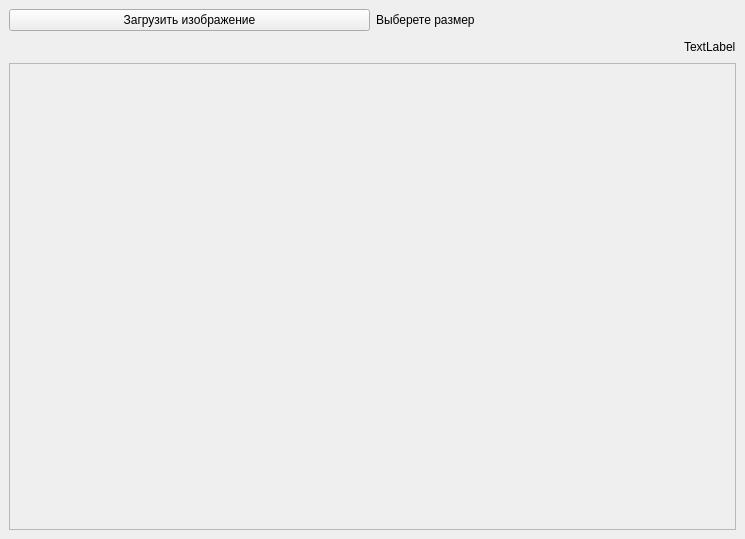
The window that MainWindow.ui (rugewit/crop_project) describes before a commit, drawn with Qt 5.
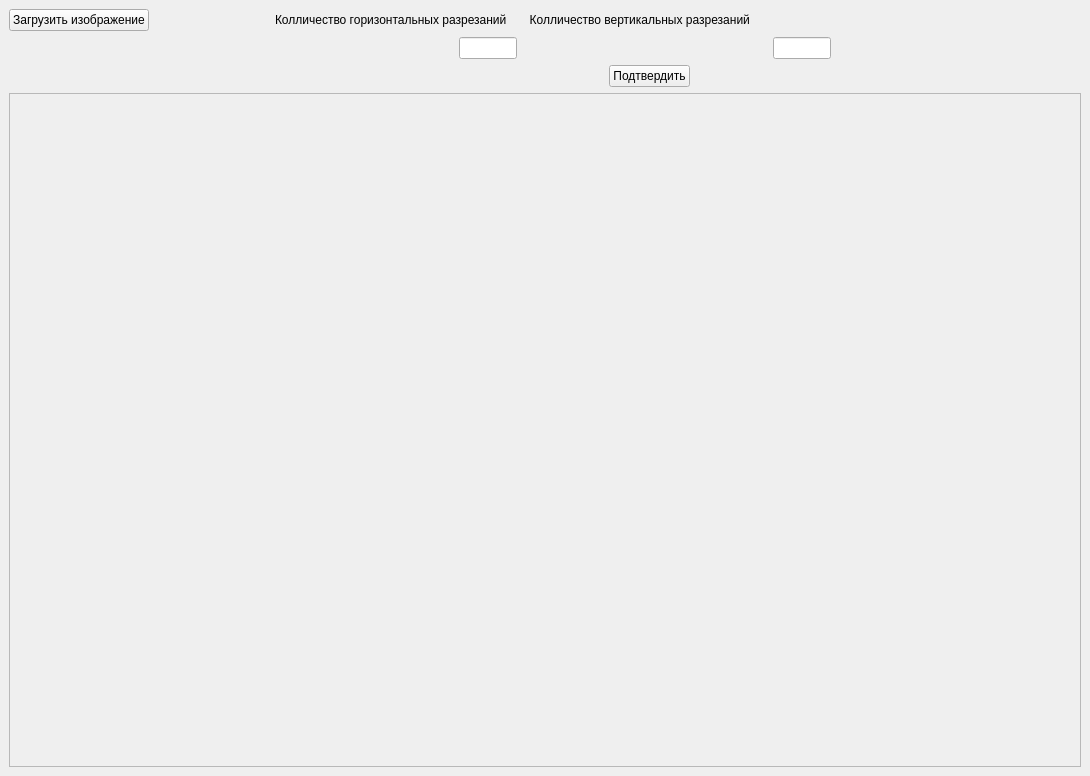
The same window after the commit.

```diff
--- a/MainWindow.ui
+++ b/MainWindow.ui
@@ -6,8 +6,8 @@
    <rect>
     <x>0</x>
     <y>0</y>
-    <width>745</width>
-    <height>539</height>
+    <width>1090</width>
+    <height>776</height>
    </rect>
   </property>
   <property name="windowTitle">
@@ -19,15 +19,58 @@
      <layout class="QHBoxLayout" name="horizontalLayout">
       <item>
        <widget class="QPushButton" name="btn_load_img">
+        <property name="enabled">
+         <bool>true</bool>
+        </property>
+        <property name="sizePolicy">
+         <sizepolicy hsizetype="Maximum" vsizetype="Minimum">
+          <horstretch>0</horstretch>
+          <verstretch>0</verstretch>
+         </sizepolicy>
+        </property>
+        <property name="styleSheet">
+         <string notr="true">font: 12pt &quot;Century&quot;;</string>
+        </property>
         <property name="text">
          <string>Загрузить изображение</string>
         </property>
        </widget>
       </item>
+      <item>
+       <spacer name="horizontalSpacer_3">
+        <property name="orientation">
+         <enum>Qt::Horizontal</enum>
+        </property>
+        <property name="sizeType">
+         <enum>QSizePolicy::Fixed</enum>
+        </property>
+        <property name="sizeHint" stdset="0">
+         <size>
+          <width>120</width>
+          <height>20</height>
+         </size>
+        </property>
+       </spacer>
+      </item>
       <item>
        <widget class="QLabel" name="label">
+        <property name="enabled">
+         <bool>true</bool>
+        </property>
+        <property name="sizePolicy">
+         <sizepolicy hsizetype="Minimum" vsizetype="Fixed">
+          <horstretch>0</horstretch>
+          <verstretch>0</verstretch>
+         </sizepolicy>
+        </property>
+        <property name="styleSheet">
+         <string notr="true">font: 12pt &quot;Century&quot;;</string>
+        </property>
         <property name="text">
-         <string>Выберете размер</string>
+         <string>Колличество горизонтальных разрезаний       Колличество вертикальных разрезаний</string>
+        </property>
+        <property name="textFormat">
+         <enum>Qt::PlainText</enum>
         </property>
        </widget>
       </item>
@@ -40,6 +83,87 @@
         <property name="orientation">
          <enum>Qt::Horizontal</enum>
         </property>
+        <property name="sizeType">
+         <enum>QSizePolicy::Minimum</enum>
+        </property>
+        <property name="sizeHint" stdset="0">
+         <size>
+          <width>450</width>
+          <height>20</height>
+         </size>
+        </property>
+       </spacer>
+      </item>
+      <item>
+       <widget class="QLineEdit" name="lineEdit"/>
+      </item>
+      <item>
+       <spacer name="horizontalSpacer_2">
+        <property name="orientation">
+         <enum>Qt::Horizontal</enum>
+        </property>
+        <property name="sizeType">
+         <enum>QSizePolicy::Fixed</enum>
+        </property>
+        <property name="sizeHint" stdset="0">
+         <size>
+          <width>250</width>
+          <height>20</height>
+         </size>
+        </property>
+       </spacer>
+      </item>
+      <item>
+       <widget class="QLineEdit" name="lineEdit_2"/>
+      </item>
+      <item>
+       <spacer name="horizontalSpacer_4">
+        <property name="orientation">
+         <enum>Qt::Horizontal</enum>
+        </property>
+        <property name="sizeHint" stdset="0">
+         <size>
+          <width>300</width>
+          <height>20</height>
+         </size>
+        </property>
+       </spacer>
+      </item>
+     </layout>
+    </item>
+    <item>
+     <layout class="QHBoxLayout" name="horizontalLayout_4">
+      <item>
+       <spacer name="horizontalSpacer_6">
+        <property name="orientation">
+         <enum>Qt::Horizontal</enum>
+        </property>
+        <property name="sizeType">
+         <enum>QSizePolicy::Fixed</enum>
+        </property>
+        <property name="sizeHint" stdset="0">
+         <size>
+          <width>600</width>
+          <height>20</height>
+         </size>
+        </property>
+       </spacer>
+      </item>
+      <item>
+       <widget class="QPushButton" name="pushButton">
+        <property name="styleSheet">
+         <string notr="true">font: 12pt &quot;Century&quot;;</string>
+        </property>
+        <property name="text">
+         <string>Подтвердить</string>
+        </property>
+       </widget>
+      </item>
+      <item>
+       <spacer name="horizontalSpacer_5">
+        <property name="orientation">
+         <enum>Qt::Horizontal</enum>
+        </property>
         <property name="sizeHint" stdset="0">
          <size>
           <width>40</width>
@@ -48,17 +172,16 @@
         </property>
        </spacer>
       </item>
-      <item>
-       <widget class="QLabel" name="label_2">
-        <property name="text">
-         <string>TextLabel</string>
-        </property>
-       </widget>
-      </item>
      </layout>
     </item>
     <item>
      <widget class="QScrollArea" name="scrollArea">
+      <property name="sizePolicy">
+       <sizepolicy hsizetype="Expanding" vsizetype="Expanding">
+        <horstretch>0</horstretch>
+        <verstretch>0</verstretch>
+       </sizepolicy>
+      </property>
       <property name="widgetResizable">
        <bool>true</bool>
       </property>
@@ -70,8 +193,8 @@
         <rect>
          <x>0</x>
          <y>0</y>
-         <width>725</width>
-         <height>452</height>
+         <width>1070</width>
+         <height>656</height>
         </rect>
        </property>
       </widget>
```
Left out of the diff: 3 changed lines with no effect on the pictures.
